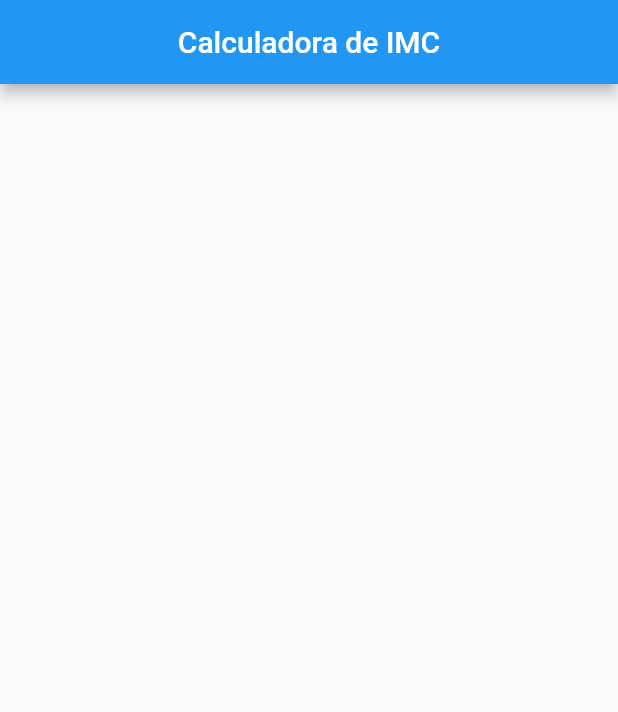
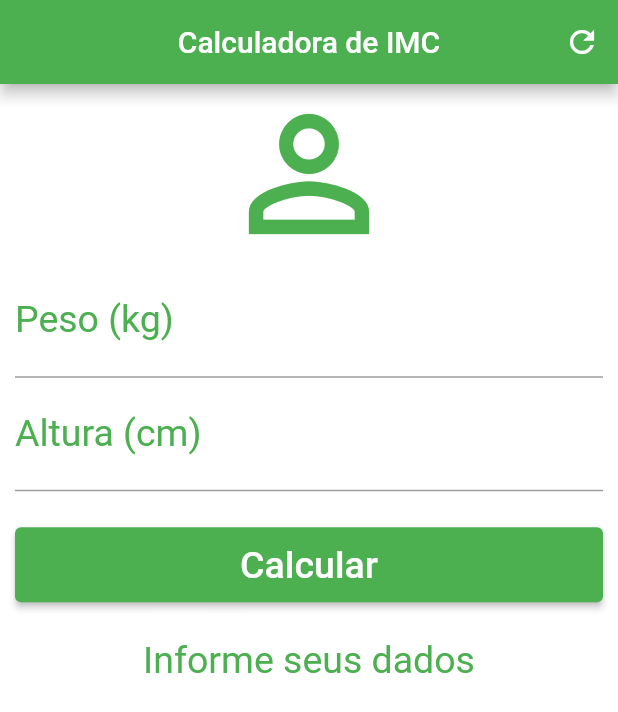
Before and after one commit to pedrimbh/calculadora_imc, a Flutter app: the screen it shows after launch, on a phone screen of 412 x 824 dp. Shown: the top 712 px of the screen. Run offline on Flutter 3.47's test engine with Material 2 defaults, Android fonts, the phone set to English and light mode, and no system bars; missing offline and left inert: dart:ffi.

Commit message:
FInalizando o app

```diff
--- a/lib/main.dart
+++ b/lib/main.dart
@@ -1,3 +1,5 @@
+import 'dart:ffi';
+
 import 'package:flutter/material.dart';
 
 void main() {
@@ -12,12 +14,118 @@ class Home extends StatefulWidget {
 }
 
 class _HomeState extends State<Home> {
+  TextEditingController weightController = TextEditingController();
+  TextEditingController heightController = TextEditingController();
+  GlobalKey<FormState>_formKey = GlobalKey<FormState>();
+  String infoText = 'Informe seus dados';
+
+  void _resetFields(){
+    weightController.text = '';
+    heightController.text = '';
+    setState(() {
+      infoText = 'Informe seus dados';
+      _formKey = GlobalKey<FormState>();
+    });
+  }
+
+  void _calculate(){
+    setState(() {
+    double weight = double.tryParse( weightController.text) ?? 1.0;
+    double height = double.tryParse( heightController.text)/100 ?? 1.0;
+    double imc = weight / (height * height);
+    if(imc < 18.6){
+        infoText = "Abaixo do peso ${imc.toStringAsPrecision(3)}";
+    }else if(imc >= 18.6 && imc < 24.9){
+      infoText = "Peso ideal ${imc.toStringAsPrecision(3)}";
+    }else if(imc >= 24.9 && imc < 29.9){
+      infoText = "Levemente acima do peso ${imc.toStringAsPrecision(3)}";
+    }else if(imc >= 29.9 && imc < 34.9){
+      infoText = "Obesidade Grau I ${imc.toStringAsPrecision(3)}";
+    }else if(imc >= 34.9 && imc < 39.9){
+      infoText = "Obesidade Grau II ${imc.toStringAsPrecision(3)}";
+    }else if(imc >= 39.9){
+      infoText = "Obesidade Grau III ${imc.toStringAsPrecision(3)}";
+    }
+    });
+  }
+
   @override
   Widget build(BuildContext context) {
     return Scaffold(
       appBar: AppBar(
         title: Text('Calculadora de IMC'),
         centerTitle: true,
+        backgroundColor: Colors.green,
+        actions: [IconButton(icon: Icon(Icons.refresh), onPressed: _resetFields)],
+      ),
+      backgroundColor: Colors.white,
+      body: SingleChildScrollView(
+        child: Padding(
+          padding: const EdgeInsets.fromLTRB(10.0, 0.0, 10.0, 0.0),
+          child: Form(
+            key: _formKey,
+            child: Column(
+              crossAxisAlignment: CrossAxisAlignment.stretch,
+              children: [
+                Icon(Icons.person_outline, size: 120.0, color: Colors.green),
+                TextFormField(
+                  validator: (value){
+                    if(value.isEmpty){
+                      return "Insira seu Peso!";
+                    }
+                    return null;
+                  },
+                  controller: weightController,
+                  keyboardType: TextInputType.number,
+                  decoration: InputDecoration(
+                      labelText: "Peso (kg)",
+                      labelStyle: TextStyle(color: Colors.green)),
+                  textAlign: TextAlign.center,
+                  style: TextStyle(color: Colors.green, fontSize: 25),
+                ),
+                TextFormField(
+                  validator: (value){
+                    if(value.isEmpty){
+                      return "Insira sua altura!";
+                    }
+                    return null;
+                  },
+                  controller: heightController,
+                  keyboardType: TextInputType.number,
+                  decoration: InputDecoration(
+                      labelText: "Altura (cm)",
+                      labelStyle: TextStyle(color: Colors.green)),
+                  textAlign: TextAlign.center,
+                  style: TextStyle(color: Colors.green, fontSize: 25),
+                ),
+                Padding(
+                  padding: const EdgeInsets.symmetric(vertical: 24),
+                  child: Container(
+                    height: 50,
+                    child: ElevatedButton(
+                      onPressed: (){
+                        if(_formKey.currentState.validate()){
+                          _calculate();
+                        }
+                      },
+                      child: Text(
+                        'Calcular',
+                        style: TextStyle(fontSize: 25),
+                      ),
+                      style: ElevatedButton.styleFrom(
+                          primary: Colors.green, onPrimary: Colors.white),
+                    ),
+                  ),
+                ),
+                Text(
+                  infoText,
+                  textAlign: TextAlign.center,
+                  style: TextStyle(color: Colors.green, fontSize: 25),
+                )
+              ],
+            ),
+          ),
+        ),
       ),
     );
   }
```
